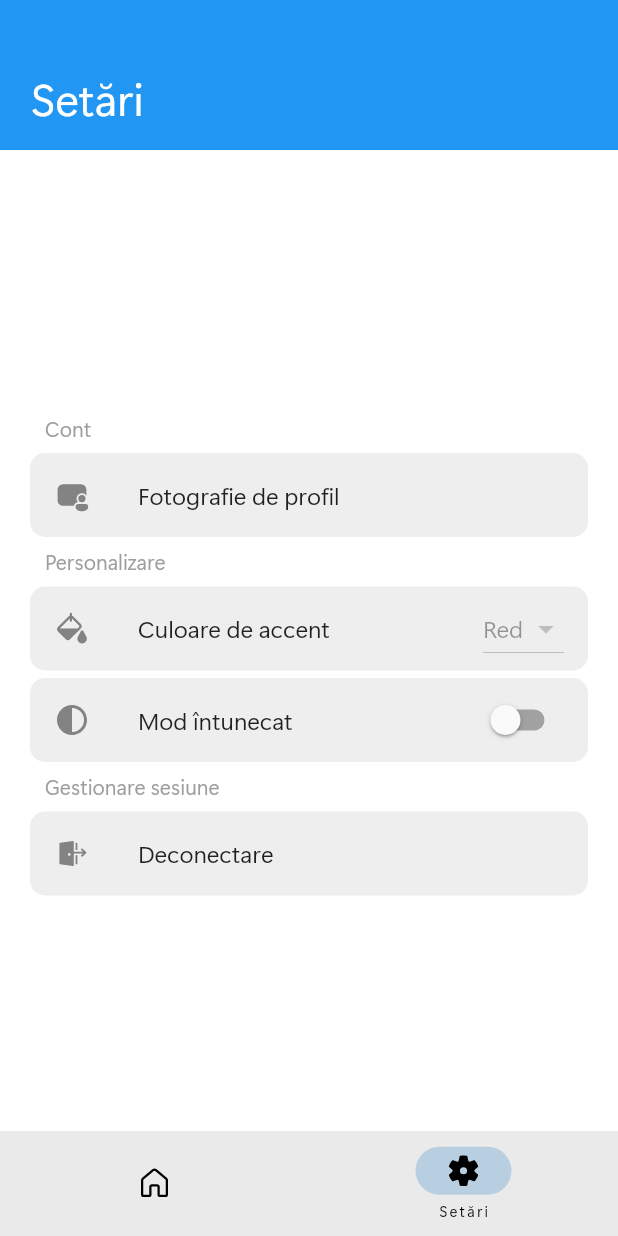
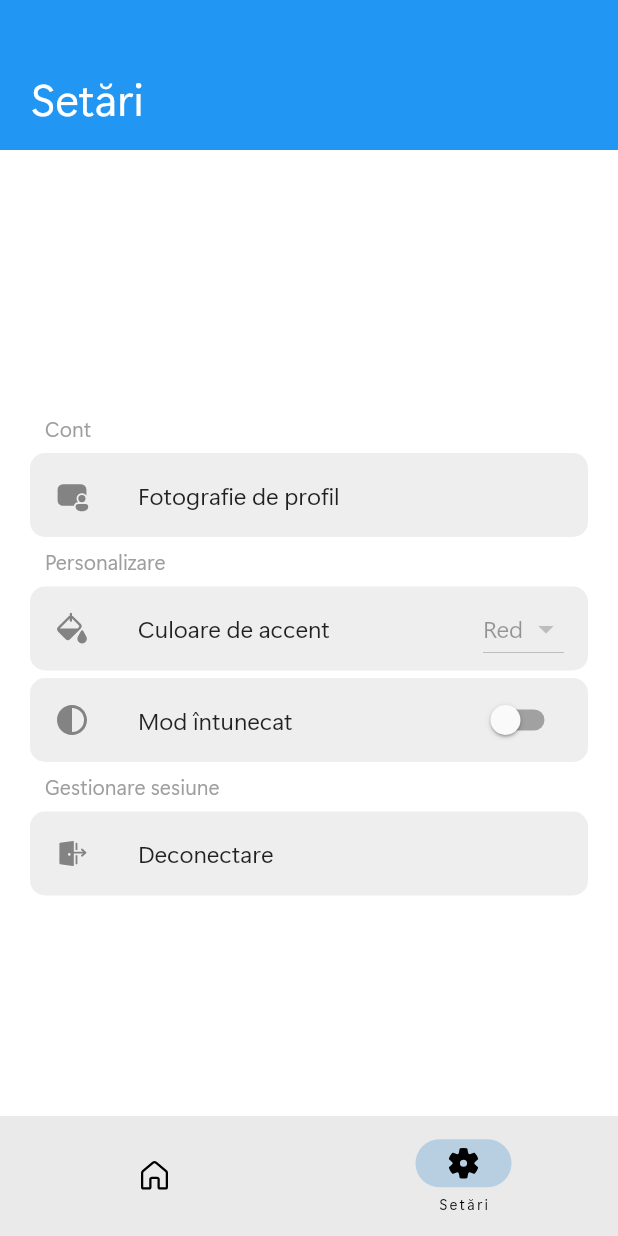
Before and after one commit to iamcosmin/Allo, a Flutter app: the screen it shows once a user with an empty profile is signed in, item 2 of the bottom bar chosen, on a phone screen of 412 x 824 dp. Run offline on Flutter 3.47's test engine with Material 2 defaults, Android fonts, the light colour scheme and no system bars; our stand-ins replace awesome_notifications, cached_network_image, cloud_firestore, firebase_auth, firebase_core, firebase_messaging and 8 more; missing offline and left inert: in_app_update; accounts and stored records are empty.

Commit message:
Fix the google play build not working

```diff
--- a/lib/interface/home/stack_navigator.dart
+++ b/lib/interface/home/stack_navigator.dart
@@ -44,7 +44,6 @@ class StackNavigator extends HookWidget {
           },
           child: pages[selected.value]),
       bottomNavigationBar: NavigationBar(
-        height: 70,
         labelBehavior: NavigationDestinationLabelBehavior.onlyShowSelected,
         destinations: const [
           NavigationDestination(
```
Also changed, not shown: lib/repositories/theme_repository.dart (+7 -0 lines), 3 other files.
